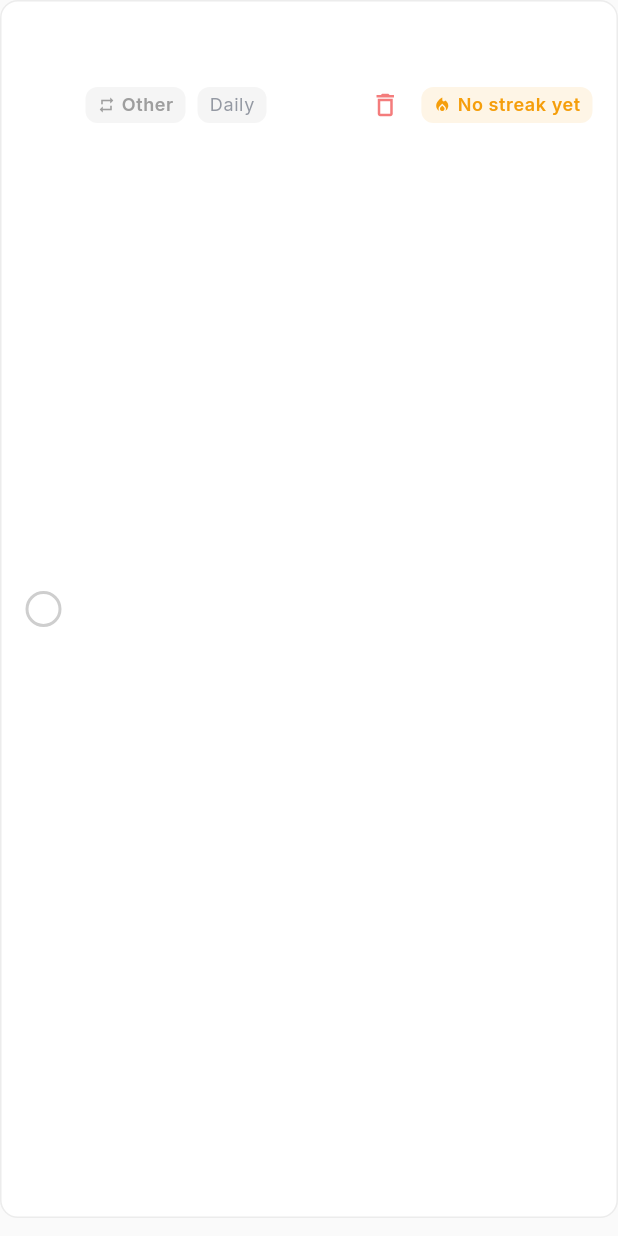
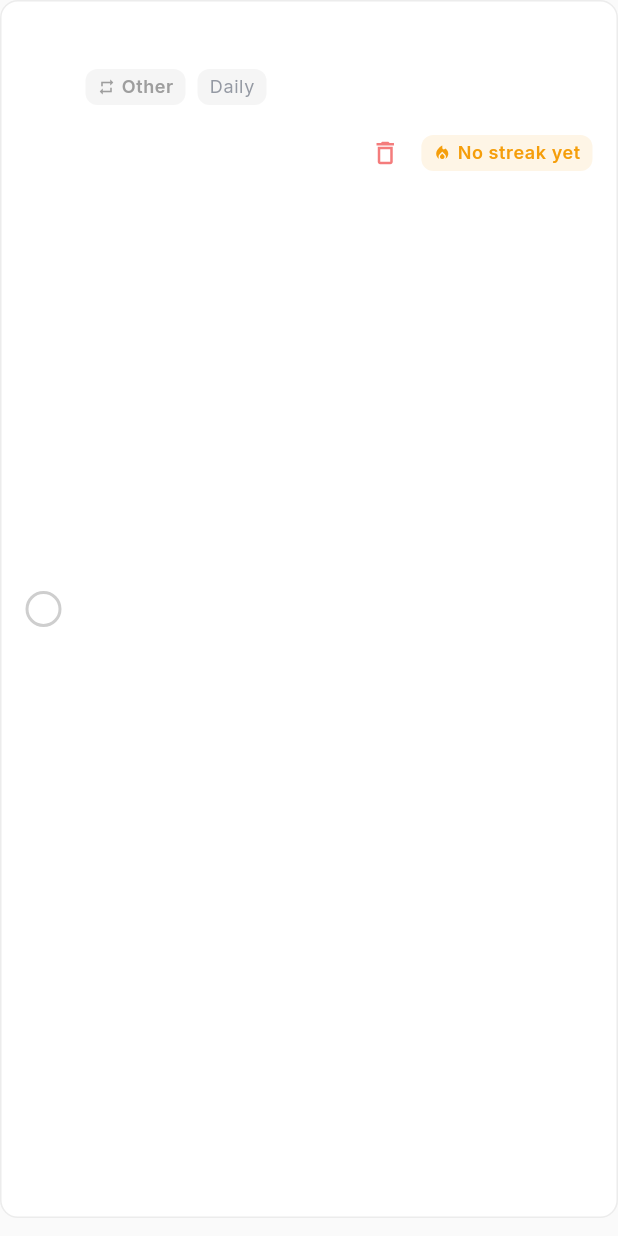
Before and after one commit to paceyconning/DailyFlow, a Flutter app: the HabitListItem widget shown alone on an empty page, opened directly with empty values, on a phone screen of 412 x 824 dp. Run offline on Flutter 3.47's test engine with Material 3 defaults, Android fonts, the phone set to English and light mode, and no system bars; our stand-ins replace flutter_local_notifications, google_fonts, shared_preferences, timezone; accounts and stored records are empty.

Commit message:
fix: Resolve habit overflow and update Android app name
Habit List Item Fixes:
- Split habit details into two rows to prevent overflow
- First row: Category and Frequency (with Flexible widgets)
- Second row: Delete button and Streak
- Added text overflow handling for long category names
- Improved layout responsiveness

Android App Name:
- Changed app name from 'dailyflow' to 'DailyFlow'
- Updated AndroidManifest.xml label
- Proper capitalization for brand consistency

Layout Improvements:
- Flexible widgets prevent text overflow
- Better spacing between elements
- Responsive design for different screen sizes
- Clean two-row layout for habit information

Technical Changes:
- android/app/src/main/AndroidManifest.xml: Updated label
- lib/widgets/habit_list_item.dart: Improved layout structure
- Added overflow handling for text elements
- Better visual hierarchy in habit cards

```diff
--- a/lib/widgets/habit_list_item.dart
+++ b/lib/widgets/habit_list_item.dart
@@ -117,10 +117,12 @@ class HabitListItem extends StatelessWidget {
 
                       const SizedBox(height: 8),
 
+                      // First row: Category and Frequency
                       Row(
                         children: [
                           // Category
-                          Container(
+                          Flexible(
+                            child: Container(
                               padding: const EdgeInsets.symmetric(horizontal: 8, vertical: 4),
                               decoration: BoxDecoration(
                                 color: habit.categoryColor.withOpacity(0.1),
@@ -135,21 +137,26 @@ class HabitListItem extends StatelessWidget {
                                     color: habit.categoryColor,
                                   ),
                                   const SizedBox(width: 4),
-                                Text(
+                                  Flexible(
+                                    child: Text(
                                       habit.categoryLabel,
                                       style: Theme.of(context).textTheme.bodySmall?.copyWith(
                                         color: habit.categoryColor,
                                         fontWeight: FontWeight.w600,
                                       ),
+                                      overflow: TextOverflow.ellipsis,
+                                    ),
                                   ),
                                 ],
+                              ),
                             ),
                           ),
 
                           const SizedBox(width: 8),
 
                           // Frequency
-                          Container(
+                          Flexible(
+                            child: Container(
                               padding: const EdgeInsets.symmetric(horizontal: 8, vertical: 4),
                               decoration: BoxDecoration(
                                 color: Colors.grey.withOpacity(0.1),
@@ -160,9 +167,18 @@ class HabitListItem extends StatelessWidget {
                                 style: Theme.of(context).textTheme.bodySmall?.copyWith(
                                   color: Theme.of(context).textTheme.bodySmall?.color?.withOpacity(0.7),
                                 ),
+                                overflow: TextOverflow.ellipsis,
                               ),
                             ),
+                          ),
+                        ],
+                      ),
 
+                      const SizedBox(height: 8),
+
+                      // Second row: Delete button and Streak
+                      Row(
+                        children: [
                           const Spacer(),
 
                           // Delete button
```
Also changed, not shown: 1 other file. Lines whose indentation alone changed are shown as unchanged.
